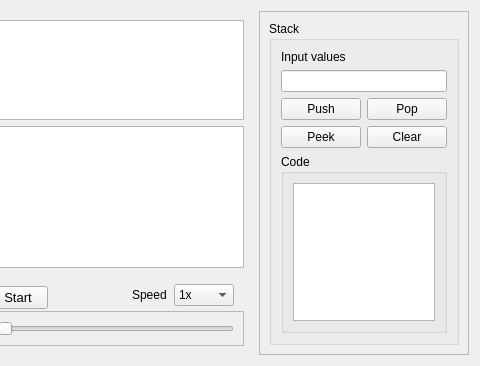
First picture: the form in form.ui, repository Binaya764/DSA-Visualizer, before the edit; both pictures show x 244 to 724 and y 0 to 366 of the 724 by 366 pixel window.
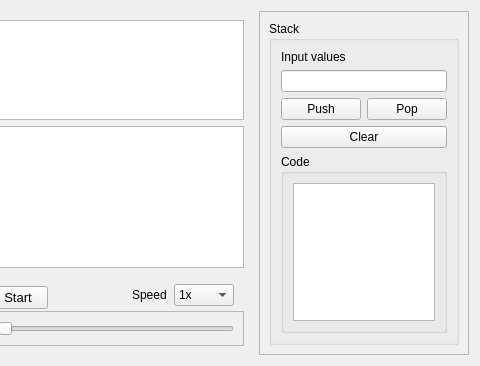
Second picture: the form after the edit. The open tabs and pages were chosen to show the change.

```diff
--- a/form.ui
+++ b/form.ui
@@ -952,20 +952,6 @@
                   <property name="topMargin">
                    <number>0</number>
                   </property>
-                  <item row="1" column="0">
-                   <widget class="QPushButton" name="BtnPeek_stack">
-                    <property name="text">
-                     <string>Peek</string>
-                    </property>
-                   </widget>
-                  </item>
-                  <item row="0" column="0">
-                   <widget class="QPushButton" name="BtnPush_stack">
-                    <property name="text">
-                     <string>Push</string>
-                    </property>
-                   </widget>
-                  </item>
                   <item row="0" column="2">
                    <widget class="QPushButton" name="BtnPop_stack">
                     <property name="text">
@@ -973,15 +959,22 @@
                     </property>
                    </widget>
                   </item>
-                  <item row="1" column="2">
-                   <widget class="QPushButton" name="BtnClear_stack">
+                  <item row="0" column="0">
+                   <widget class="QPushButton" name="BtnPush_stack">
                     <property name="text">
-                     <string>Clear</string>
+                     <string>Push</string>
                     </property>
                    </widget>
                   </item>
                  </layout>
                 </item>
+                <item>
+                 <widget class="QPushButton" name="BtnClear_stack">
+                  <property name="text">
+                   <string>Clear</string>
+                  </property>
+                 </widget>
+                </item>
                 <item>
                  <widget class="QGroupBox" name="groupBox_9">
                   <property name="title">
```
Left out of the diff: 2 changed lines with no effect on the pictures.
